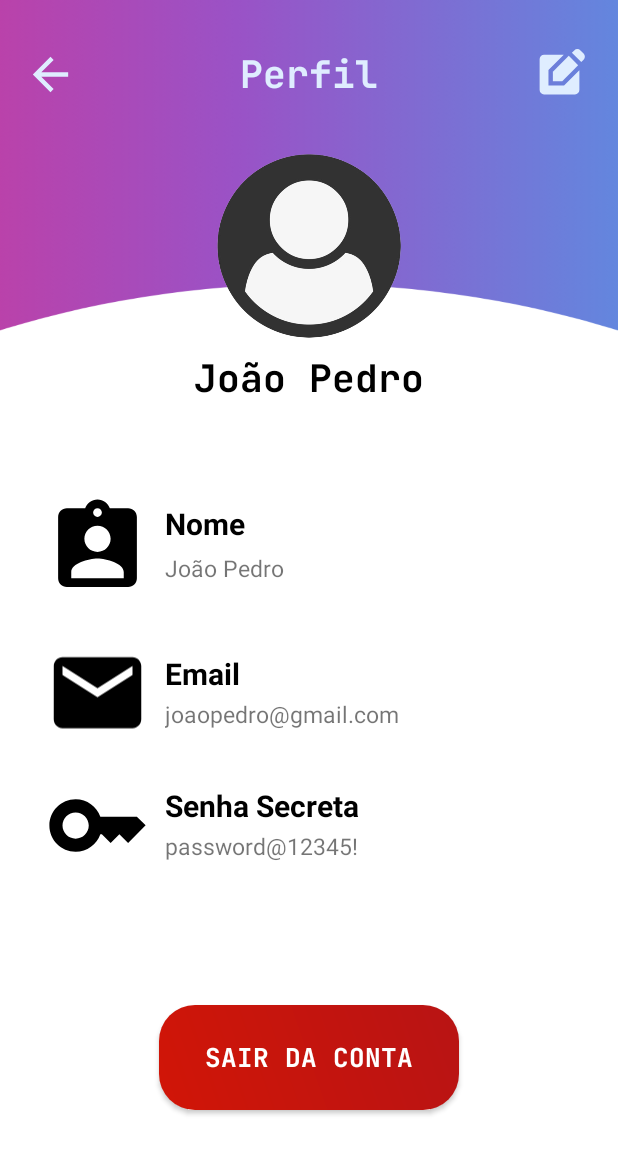
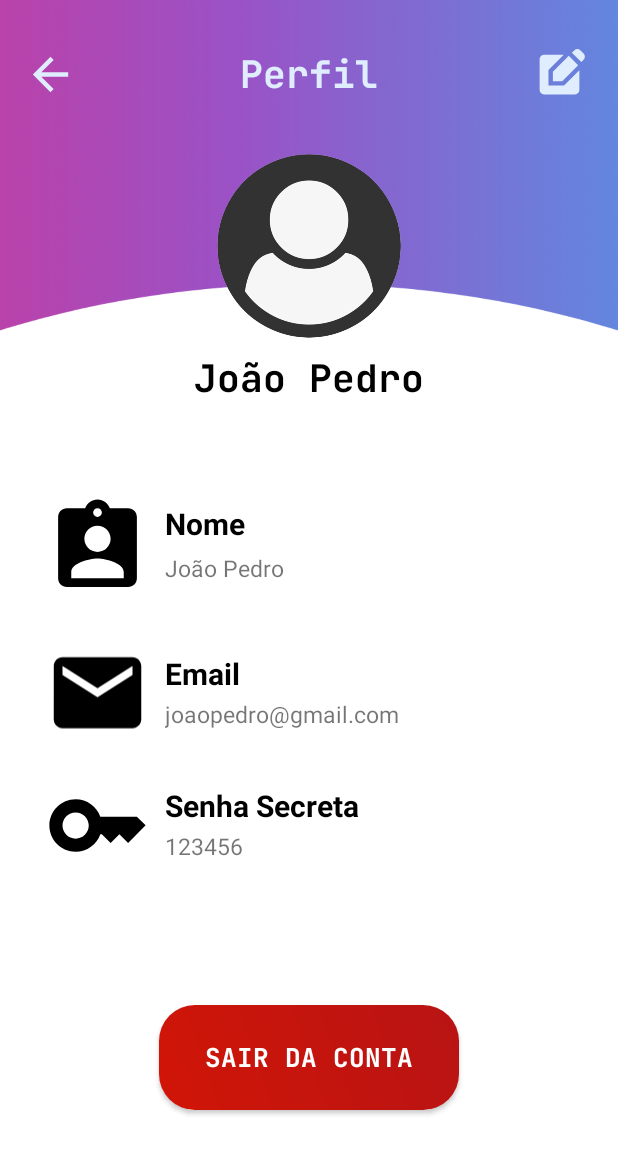
Before and after one commit to JPedro759/SafeHide, an Android app: the ProfileActivity screen opened directly, with no data from a screen before it, on a phone screen of 412 x 824 dp. Shown: the top 1154 px of the screen. Run offline under Robolectric (Android 15) with nearby library versions, the phone set to English and light mode, and no system bars; our stand-ins replace CircleImageView.

Commit message:
Updating Profile Page

```diff
--- a/app/src/main/res/layout/profile_page.xml
+++ b/app/src/main/res/layout/profile_page.xml
@@ -130,7 +130,7 @@
         android:layout_marginStart="10dp"
         android:layout_marginTop="553dp"
         android:layout_toEndOf="@+id/profile_key_secret"
-        android:text="password@12345!"
+        android:text="123456"
         android:textSize="15sp" />
 
     <TextView
```
